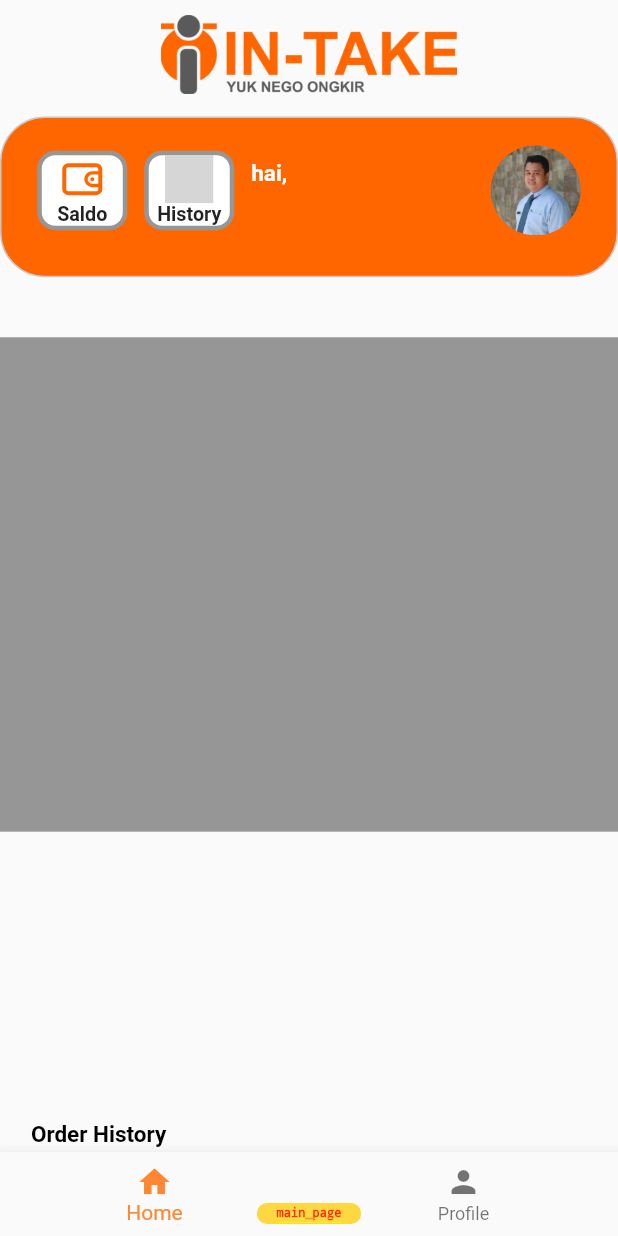
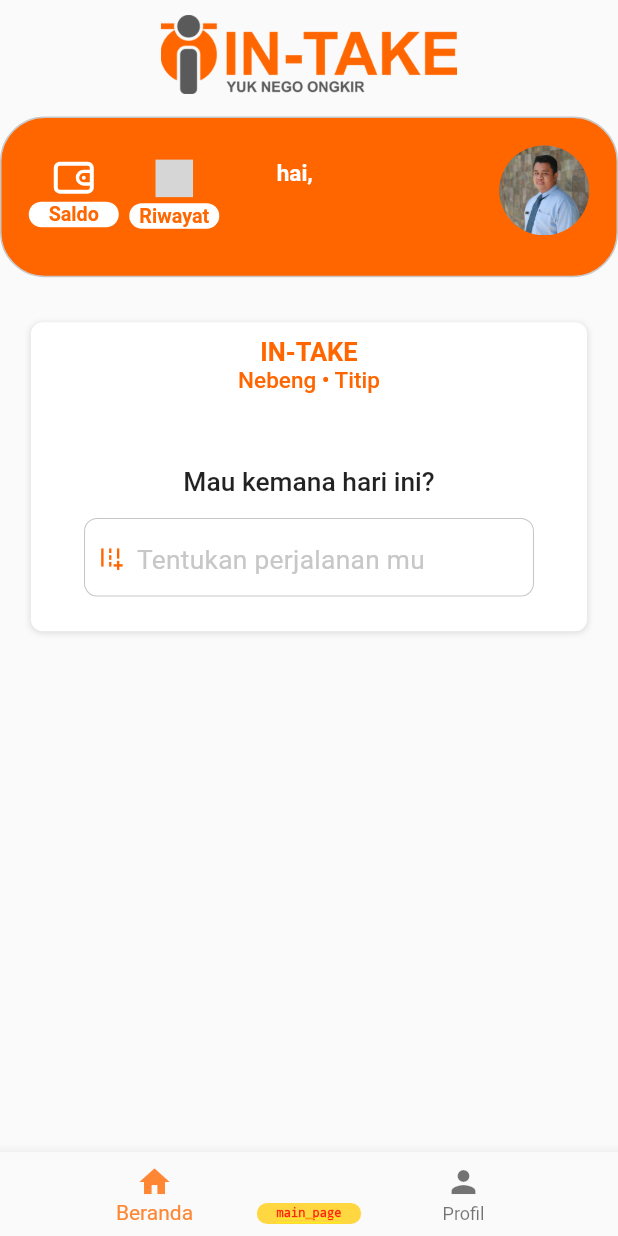
Before and after one commit to mrizkynurfajrie/antaranter-driver, a Flutter app: the PageMain screen opened by its route, on a phone screen of 412 x 824 dp. Run offline on Flutter 3.47's test engine with Material 2 defaults, Android fonts, the phone set to English and light mode, and no system bars; our stand-ins replace device_info, flutter_holo_date_picker, flutter_html, flutter_screenutil, flutter_spinkit, flutter_svg and 9 more; missing offline and left inert: easy_mask, encrypt; accounts and stored records are empty; Roboto replaces fonts that are missing (DMSans); grey boxes are pictures that could not be loaded.

Commit message:
add icons

```diff
--- a/lib/features/home/page_home.dart
+++ b/lib/features/home/page_home.dart
@@ -4,8 +4,10 @@ import 'package:intake_rider/shared/constants/assets.dart';
 import 'package:intake_rider/shared/constants/colors.dart';
 import 'package:intake_rider/shared/constants/styles.dart';
 import 'package:intake_rider/shared/widgets/buttons/button_icon.dart';
+import 'package:intake_rider/shared/widgets/cards/card_primary.dart';
 import 'package:intake_rider/shared/widgets/cards/card_rounded_border.dart';
 import 'package:intake_rider/features/home/controller_home.dart';
+import 'package:intake_rider/shared/widgets/inputs/input_primary.dart';
 
 class PageHome extends GetView<ControllerHome> {
   const PageHome({Key? key}) : super(key: key);
@@ -31,29 +33,38 @@ class PageHome extends GetView<ControllerHome> {
                   Container(
                     padding:
                         const EdgeInsets.symmetric(horizontal: 5, vertical: 5),
-                    child: Column(
+                    child: Row(
                       mainAxisAlignment: MainAxisAlignment.spaceBetween,
                       children: <Widget>[
                         Row(
-                          mainAxisAlignment: MainAxisAlignment.spaceAround,
+                          mainAxisAlignment: MainAxisAlignment.spaceBetween,
                           crossAxisAlignment: CrossAxisAlignment.center,
                           children: <Widget>[
                             CustomIconButton(
                               ontap: () {},
                               icon: AppIcons.wallet,
                               title: 'Saldo',
-                              iconColor: AppColor.primaryColor,
+                              iconColor: AppColor.whiteColor,
                               iconHeight: 32,
                               iconWidth: 32,
                             ),
+                            horizontalSpace(7),
                             CustomIconButton(
                               ontap: () {},
                               icon: AppIcons.history,
-                              title: 'History',
-                              iconColor: AppColor.primaryColor,
+                              title: 'Riwayat',
+                              iconColor: AppColor.whiteColor,
                               iconHeight: 25,
                               iconWidth: 25,
+                              iconPadding:
+                                  const EdgeInsets.only(bottom: 4, top: 5),
                             ),
+                          ],
+                        ),
+                        Row(
+                          mainAxisAlignment: MainAxisAlignment.spaceAround,
+                          crossAxisAlignment: CrossAxisAlignment.center,
+                          children: <Widget>[
                             SizedBox(
                               width: Get.width * 0.36,
                               child: Column(
@@ -91,28 +102,50 @@ class PageHome extends GetView<ControllerHome> {
               ),
             ),
           ),
-          verticalSpace(25),
-          Container(
-            height: Get.height * 0.4,
-            width: Get.width,
-            color: AppColor.greyColorLight,
-          ),
-          const Spacer(),
-          Column(
-            children: [
-              Container(
-                padding: const EdgeInsets.only(bottom: 3),
-                width: Get.width * 0.9,
-                child: const Text(
-                  "Order History",
-                  style: TextStyle(
-                    color: AppColor.secondary,
-                    fontSize: 15,
-                    fontWeight: FontWeight.bold,
-                  ),
+          verticalSpace(15),
+          CardPrimary(
+            height: Get.height * 0.25,
+            width: Get.width * 0.9,
+            padding: EdgeInsets.symmetric(vertical: 10),
+            child: Column(
+              mainAxisAlignment: MainAxisAlignment.spaceBetween,
+              children: [
+                Column(
+                  mainAxisAlignment: MainAxisAlignment.start,
+                  children: <Widget>[
+                    Text(
+                      'IN-TAKE',
+                      style: TextStyles.textTableOrangeBold,
+                    ),
+                    Text(
+                      'Nebeng • Titip',
+                      style: TextStyles.textTableOrange,
+                    ),
+                  ],
                 ),
-              ),
-            ],
+                Column(
+                  mainAxisAlignment: MainAxisAlignment.center,
+                  children: <Widget>[
+                    Text(
+                      'Mau kemana hari ini?',
+                      style: TextStyles.inter.copyWith(
+                        fontSize: FontSizes.s16,
+                        fontWeight: FontWeight.w500,
+                      ),
+                    ),
+                    InputPrimary(
+                      onChange: (value) {},
+                      boxWidth: 300,
+                      prefixIcon: Icon(
+                        Icons.add_road_outlined,
+                        color: AppColor.primaryColor,
+                      ),
+                      hintText: 'Tentukan perjalanan mu',
+                    ),
+                  ],
+                ),
+              ],
+            ),
           ),
         ],
       ),
--- a/lib/features/main/page_main.dart
+++ b/lib/features/main/page_main.dart
@@ -22,11 +22,11 @@ class PageMain extends GetView<ControllerMain> {
           items: [
             const BottomNavigationBarItem(
               icon: Icon(Icons.home),
-              label: "Home",
+              label: "Beranda",
             ),
             const BottomNavigationBarItem(
               icon: Icon(Icons.person),
-              label: "Profile",
+              label: "Profil",
             ),
           ],
         ),
--- a/lib/shared/constants/assets.dart
+++ b/lib/shared/constants/assets.dart
@@ -4,13 +4,14 @@ import 'package:intake_rider/shared/constants/styles.dart';
 class AppIcons {
   static const wallet = 'assets/icons/wallet.svg';
   static const history = 'assets/icons/history.svg';
+  static const carLocation = 'assets/icons/car_location.png';
 }
 
 class AppLogos {
   static const logoColoured = 'assets/logo/logo-besar.png';
   static const logoUncoloured = 'assets/logo/logo-besar-white.png';
 
-  static Widget logoApp(String asset){
+  static Widget logoApp(String asset) {
     return Image.asset(
       asset,
       height: IconSizes.xl,
--- a/lib/shared/widgets/buttons/button_icon.dart
+++ b/lib/shared/widgets/buttons/button_icon.dart
@@ -10,15 +10,17 @@ class CustomIconButton extends StatelessWidget {
   final Color? iconColor;
   final double? iconWidth;
   final double? iconHeight;
+  final EdgeInsets? iconPadding;
 
   const CustomIconButton({
     Key? key,
     required this.ontap,
     required this.icon,
     required this.title,
-    required this.iconColor,
-    required this.iconWidth,
-    required this.iconHeight,
+    this.iconColor,
+    this.iconWidth,
+    this.iconHeight,
+    this.iconPadding,
   }) : super(key: key);
 
   @override
@@ -27,21 +29,11 @@ class CustomIconButton extends StatelessWidget {
       width: 60,
       child: InkWell(
         onTap: ontap,
-        child: Container(
-          decoration: BoxDecoration(
-            color: AppColor.bodyColor,
-            border: Border.all(
-              color: AppColor.greyColorLight,
-              width: 3,
-            ),
-            borderRadius: BorderRadius.circular(12),
-          ),
         child: Column(
           mainAxisAlignment: MainAxisAlignment.center,
           children: <Widget>[
-              SizedBox(
-                width: 32,
-                height: 32,
+            Container(
+              padding: iconPadding,
               child: SvgPicture.asset(
                 icon,
                 color: iconColor,
@@ -49,16 +41,24 @@ class CustomIconButton extends StatelessWidget {
                 fit: BoxFit.contain,
               ),
             ),
-              Text(
+            Container(
+              width: 200,
+              decoration: BoxDecoration(
+                color: AppColor.whiteColor,
+                border: Border.all(color: AppColor.whiteColor),
+                borderRadius: BorderRadius.circular(39),
+              ),
+              child: Text(
                 title,
                 style: TextStyles.inter.copyWith(
                   fontSize: FontSizes.s12,
                   fontWeight: FontWeight.bold,
+                  color: AppColor.primaryColor,
                 ),
                 textAlign: TextAlign.center,
               ),
+            ),
           ],
-          ),
         ),
       ),
     );
--- a/lib/shared/widgets/inputs/input_primary.dart
+++ b/lib/shared/widgets/inputs/input_primary.dart
@@ -17,6 +17,7 @@ class InputPrimary extends StatefulWidget {
   final bool? enable;
   final dynamic maxLines;
   final String? initialValue;
+  final double? boxWidth;
 
   const InputPrimary({
     Key? key,
@@ -34,6 +35,7 @@ class InputPrimary extends StatefulWidget {
     this.enable = true,
     this.maxLines = 1,
     this.initialValue,
+    this.boxWidth,
   }) : super(key: key);
 
   @override
@@ -60,7 +62,9 @@ class _InputPrimaryState extends State<InputPrimary> {
                   ),
                 )
               : verticalSpace(0),
-          TextFormField(
+          SizedBox(
+            width: widget.boxWidth,
+            child: TextFormField(
               initialValue: widget.initialValue,
               maxLines: widget.maxLines,
               enabled: widget.enable,
@@ -80,6 +84,7 @@ class _InputPrimaryState extends State<InputPrimary> {
                   prefixIcon: widget.prefixIcon,
                   suffixIcon: widget.suffixIcon),
             ),
+          ),
         ],
       ),
     );
```
Also changed, not shown: assets/icons/car_location.png (added). Lines whose indentation alone changed are shown as unchanged.
